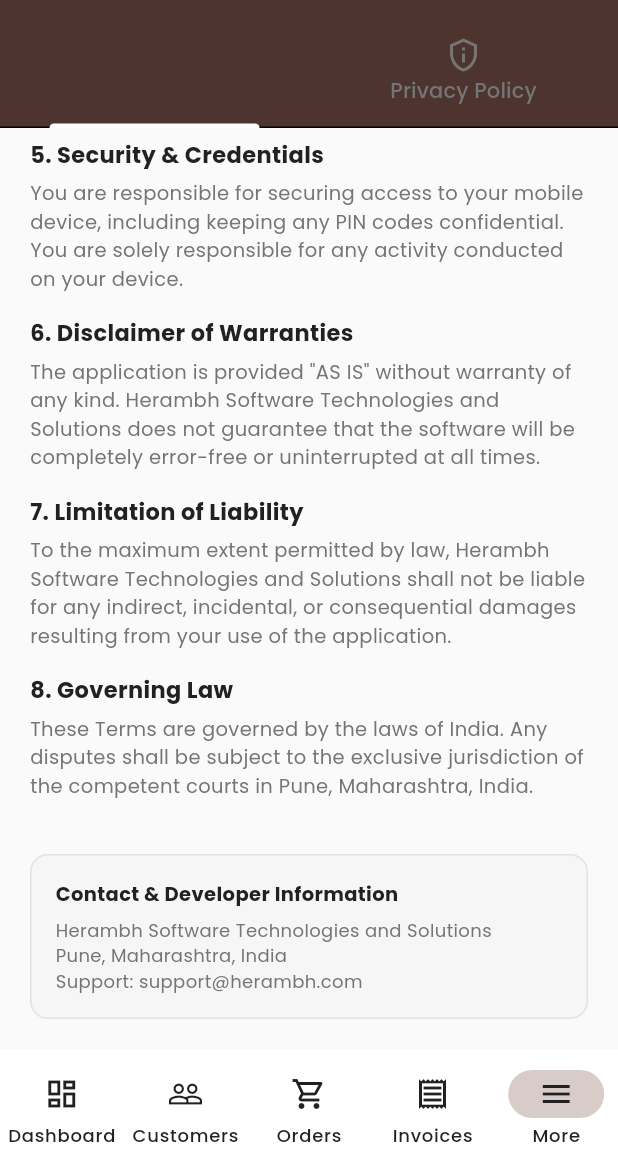
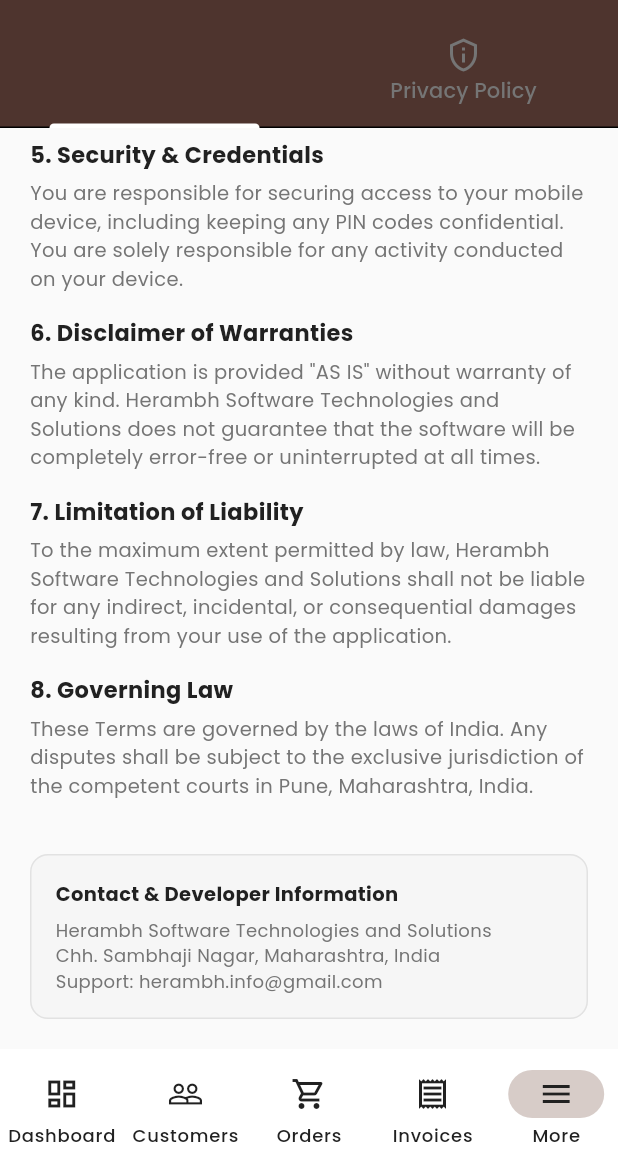
Before and after one commit to vedantgolegaonkar/Invoicify, a Flutter app: the LegalScreen screen opened by its route, scrolled down 631 dp, on a phone screen of 412 x 824 dp, the part 67-1236 px from its top. Run offline on Flutter 3.47's test engine with Material 3 defaults, Android fonts, the phone set to English and light mode, and no system bars; our stand-ins replace cloud_firestore, equatable, firebase_core, firebase_crashlytics, firebase_storage, flutter_local_notifications and 8 more; accounts and stored records are empty.

Commit message:
Optimize APK size: strip uncompressed debug symbols and update legal contact info

```diff
--- a/lib/features/settings/presentation/screens/legal_screen.dart
+++ b/lib/features/settings/presentation/screens/legal_screen.dart
@@ -200,7 +200,7 @@
         ),
         SizedBox(height: 6),
         Text(
-          'Herambh Software Technologies and Solutions\nPune, Maharashtra, India\nSupport: support@herambh.com',
+          'Herambh Software Technologies and Solutions\nChh. Sambhaji Nagar, Maharashtra, India\nSupport: herambh.info@gmail.com',
           style: TextStyle(fontSize: 12, color: AppColors.textSecondary, height: 1.4),
         ),
       ],
```
Also changed, not shown: 1 other file.
